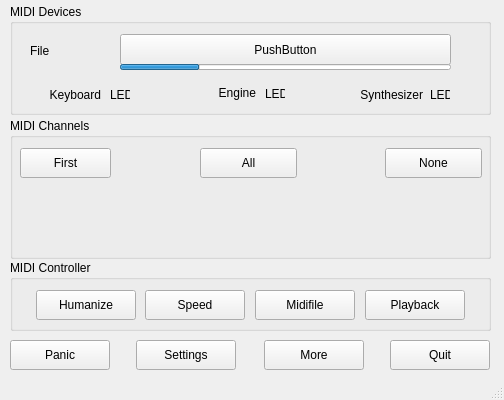
The window that src/mainwindow.ui (obook/I-like-Chopin) describes before a commit, drawn with Qt 5.
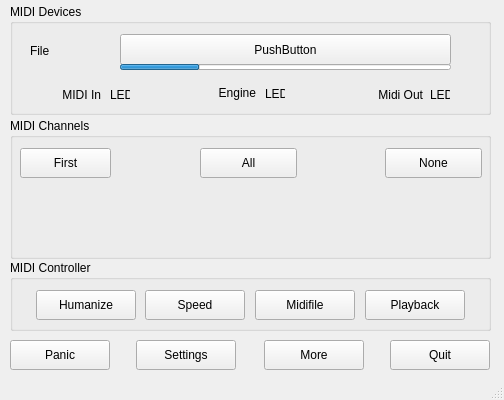
The same window after the commit.

Commit message: Labels In/Out renamed

The edit to the form file:
```diff
--- a/src/mainwindow.ui
+++ b/src/mainwindow.ui
@@ -71,7 +71,7 @@
       </rect>
      </property>
      <property name="text">
-      <string>Synthesizer</string>
+      <string>Midi Out</string>
      </property>
      <property name="alignment">
       <set>Qt::AlignmentFlag::AlignRight|Qt::AlignmentFlag::AlignTrailing|Qt::AlignmentFlag::AlignVCenter</set>
@@ -87,7 +87,7 @@
       </rect>
      </property>
      <property name="text">
-      <string>Keyboard</string>
+      <string>MIDI In</string>
      </property>
      <property name="alignment">
       <set>Qt::AlignmentFlag::AlignRight|Qt::AlignmentFlag::AlignTrailing|Qt::AlignmentFlag::AlignVCenter</set>
```
The commit also changes 6 other files.
